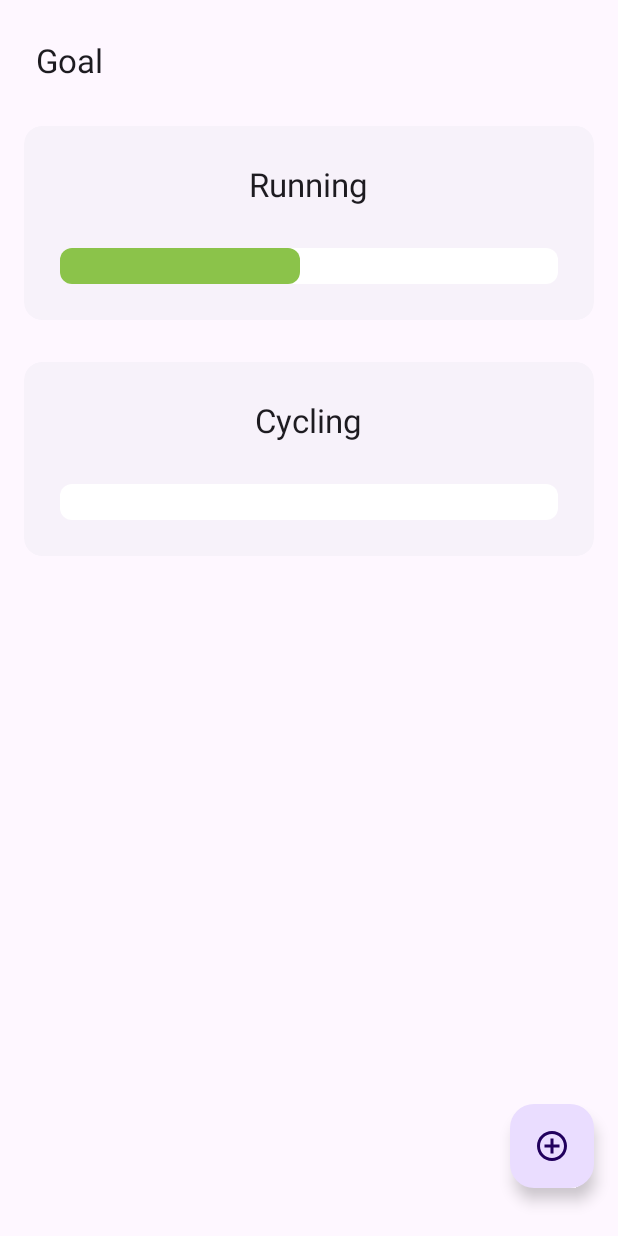
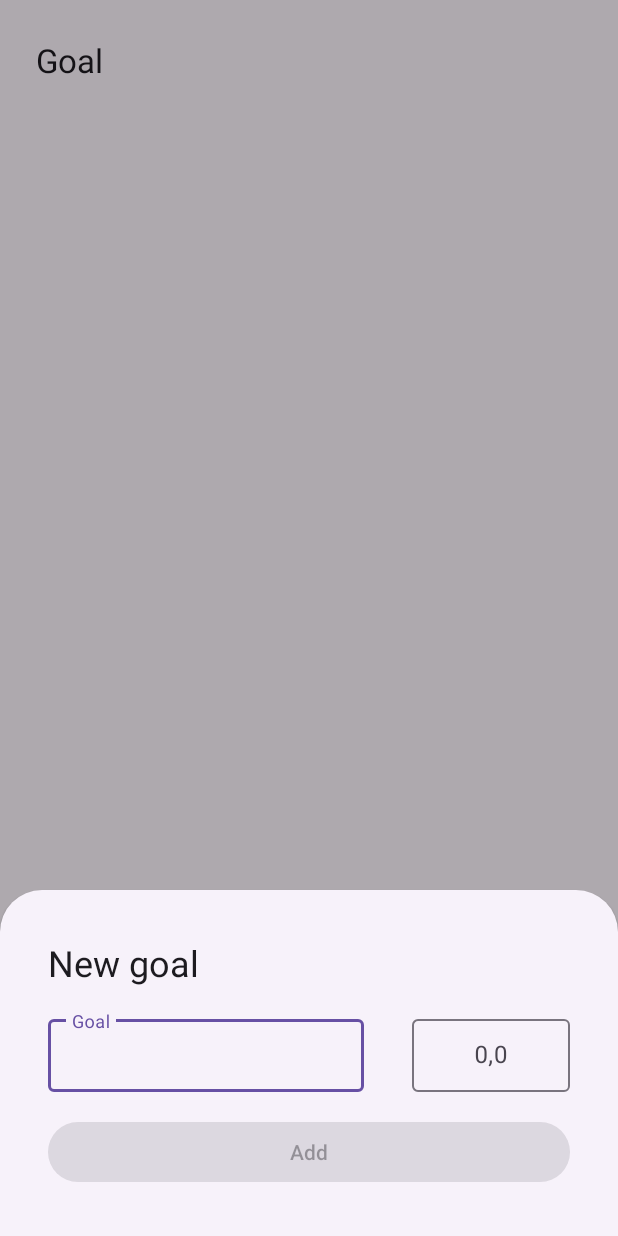
Before and after one commit to mike1shef/Goal, an Android app: the screen it shows after launch (MainActivity), after a tap on an icon or button, on a phone screen of 412 x 824 dp. Run offline under Robolectric (Android 15) with nearby library versions, the phone set to English and light mode, and no system bars; our stand-ins replace navigation-ui.

Commit message:
Add new Goal implementation

```diff
--- /dev/null
+++ b/app/src/main/java/com/msha/goal/AddGoalFragment.kt
@@ -0,0 +1,66 @@
+package com.msha.goal
+
+import android.os.Bundle
+import android.view.LayoutInflater
+import android.view.View
+import android.view.ViewGroup
+import android.widget.EditText
+import android.widget.Toast
+import androidx.core.widget.doOnTextChanged
+import androidx.lifecycle.ViewModelProvider
+import com.google.android.material.bottomsheet.BottomSheetDialogFragment
+import com.msha.goal.databinding.FragmentAddGoalBinding
+
+class AddGoalFragment : BottomSheetDialogFragment() {
+    private var _binding : FragmentAddGoalBinding? = null
+    private val binding get() = _binding!!
+    override fun onCreateView(
+        inflater: LayoutInflater, container: ViewGroup?,
+        savedInstanceState: Bundle?
+    ): View {
+        _binding = FragmentAddGoalBinding.inflate(inflater,container, false)
+        val vm = ViewModelProvider(requireActivity())[MainViewModel::class.java]
+
+        val goalNameText = binding.editGoalName.editText
+        val goalNumberText = binding.editTargetValue.editText
+        val saveButton = binding.saveButton.apply {
+            this.isEnabled = false
+        }
+
+        goalNameText?.doOnTextChanged { _, _, _, _ ->
+            saveButton.isEnabled = validateInput(goalNameText, goalNumberText)
+        }
+
+        goalNumberText?.doOnTextChanged { _, _, _, _ ->
+            saveButton.isEnabled = validateInput(goalNameText, goalNumberText)
+        }
+
+
+        binding.saveButton.setOnClickListener {
+            val text= goalNameText?.text?.toString()
+            val target = goalNumberText?.text.toString().toDoubleOrNull()
+
+            if (target != null){
+                vm.addHabit(text!!,target)
+            } else {
+                Toast.makeText(context, "Enter target", Toast.LENGTH_SHORT).show()
+            }
+            dismiss()
+        }
+
+
+        return binding.root
+    }
+
+    private fun validateInput(goalNameEditText: EditText?, goalNumberEditText: EditText?): Boolean {
+        val name = goalNameEditText?.text.toString()
+        val target = goalNumberEditText?.text.toString().toDoubleOrNull()
+
+        return name.isNotBlank() && target != null
+    }
+
+    override fun onDestroyView() {
+        super.onDestroyView()
+        _binding = null
+    }
+}
--- a/app/src/main/java/com/msha/goal/HomeFragment.kt
+++ b/app/src/main/java/com/msha/goal/HomeFragment.kt
@@ -5,6 +5,10 @@ import androidx.fragment.app.Fragment
 import android.view.LayoutInflater
 import android.view.View
 import android.view.ViewGroup
+import androidx.lifecycle.Observer
+import androidx.lifecycle.ViewModelProvider
+import androidx.navigation.findNavController
+import androidx.navigation.fragment.findNavController
 import androidx.recyclerview.widget.LinearLayoutManager
 import com.msha.goal.databinding.FragmentHabbitDetailsFragmentBinding
 import com.msha.goal.databinding.FragmentHomeBinding
@@ -19,14 +23,9 @@ class HomeFragment : Fragment() {
         savedInstanceState: Bundle?
     ): View {
         _binding = FragmentHomeBinding.inflate(inflater,container, false)
-
-        val goalsList = listOf(
-            Goal("Running", target = 100.0, progress = 48.0),
-            Goal("Cycling", target = 125.0),
-        )
-
+        val vm = ViewModelProvider(requireActivity())[MainViewModel::class.java]
         val adapter = RecyclerAdapter() {
-
+            findNavController().navigate(R.id.action_homeFragment_to_habitDetailsFragment)
         }
 
         binding.recyclerView.adapter = adapter
@@ -34,10 +33,9 @@ class HomeFragment : Fragment() {
             layoutManager = LinearLayoutManager(context)
         }
 
-        adapter.submitList(goalsList)
-
-
-
+        vm.habitList.observe(viewLifecycleOwner, Observer {
+            adapter.submitList(it)
+        })
 
         return binding.root
 
--- a/app/src/main/java/com/msha/goal/MainActivity.kt
+++ b/app/src/main/java/com/msha/goal/MainActivity.kt
@@ -2,19 +2,25 @@ package com.msha.goal
 
 import android.os.Bundle
 import android.widget.Toast
+import androidx.activity.viewModels
 import androidx.appcompat.app.AppCompatActivity
+import androidx.lifecycle.ViewModelProvider
 import androidx.navigation.fragment.NavHostFragment
+import androidx.navigation.fragment.findNavController
 import androidx.navigation.ui.AppBarConfiguration
 import androidx.navigation.ui.setupWithNavController
 import com.msha.goal.databinding.ActivityMainBinding
 
 class MainActivity : AppCompatActivity() {
     private lateinit var binding: ActivityMainBinding
+    private lateinit var viewModel: MainViewModel
 
     override fun onCreate(savedInstanceState: Bundle?) {
         super.onCreate(savedInstanceState)
         binding = ActivityMainBinding.inflate(layoutInflater)
         val view = binding.root
+        viewModel = ViewModelProvider(this)[MainViewModel::class.java]
+
         setSupportActionBar(binding.toolbar)
         setContentView(view)
 
@@ -24,9 +30,8 @@ class MainActivity : AppCompatActivity() {
         val appBarConfiguration = builder.build()
         binding.toolbar.setupWithNavController(navController, appBarConfiguration)
 
-
         binding.floatingButton.setOnClickListener {
-            Toast.makeText(this, "Enter number", Toast.LENGTH_SHORT).show()
+            AddGoalFragment().show(supportFragmentManager, "Add goal")
         }
     }
 }
--- /dev/null
+++ b/app/src/main/java/com/msha/goal/MainViewModel.kt
@@ -0,0 +1,22 @@
+package com.msha.goal
+
+import androidx.lifecycle.MutableLiveData
+import androidx.lifecycle.ViewModel
+
+class MainViewModel : ViewModel() {
+    val habitList: MutableLiveData<List<Goal>> by lazy{
+        MutableLiveData<List<Goal>>(mutableListOf())
+    }
+
+    fun addHabit(name : String, target: Double){
+        val goal = Goal(name,target = target)
+        val updatedList = habitList.value?.toMutableList()
+        updatedList?.add(goal)
+        habitList.value = updatedList
+    }
+    fun getGoalByName(name: String): Goal? {
+        return  habitList.value?.find {
+            it.name == name
+        }
+    }
+}
--- /dev/null
+++ b/app/src/main/res/layout/fragment_add_goal.xml
@@ -0,0 +1,73 @@
+<?xml version="1.0" encoding="utf-8"?>
+<LinearLayout
+    xmlns:android="http://schemas.android.com/apk/res/android"
+    xmlns:tools="http://schemas.android.com/tools"
+    android:layout_width="match_parent"
+    android:layout_height="wrap_content"
+    style="@style/MaterialAlertDialog.Material3"
+    xmlns:app="http://schemas.android.com/apk/res-auto"
+    android:padding="32dp"
+    android:orientation="vertical"
+    tools:context=".AddGoalFragment">
+
+    <TextView
+        android:layout_width="match_parent"
+        android:layout_height="wrap_content"
+        android:text="New goal"
+        style="@style/MaterialAlertDialog.Material3.Title.Text"/>
+
+
+    <LinearLayout
+        android:layout_width="match_parent"
+        android:layout_height="wrap_content"
+        android:layout_marginVertical="16dp"
+        android:orientation="horizontal">
+
+    <com.google.android.material.textfield.TextInputLayout
+        android:id="@+id/edit_goal_name"
+        style="@style/Widget.Material3.TextInputLayout.OutlinedBox.Dense"
+        android:layout_height="wrap_content"
+        android:layout_gravity="center_vertical"
+        android:layout_width="0dp"
+        android:layout_weight="0.5"
+        android:layout_marginEnd="32dp"
+
+        app:endIconMode="clear_text">
+
+        <com.google.android.material.textfield.TextInputEditText
+            android:layout_height="wrap_content"
+            android:layout_gravity="center_vertical"
+            android:layout_width="match_parent"
+            android:inputType="text"
+            android:hint="Goal"/>
+    </com.google.android.material.textfield.TextInputLayout>
+
+    <com.google.android.material.textfield.TextInputLayout
+        android:id="@+id/edit_target_value"
+        android:layout_gravity="center_vertical"
+        android:layout_height="wrap_content"
+        android:layout_width="0dp"
+        android:layout_weight="0.25"
+        app:endIconMode="clear_text"
+        style="@style/Widget.Material3.TextInputLayout.OutlinedBox.Dense">
+
+        <com.google.android.material.textfield.TextInputEditText
+            android:layout_gravity="center_vertical"
+            android:layout_width="match_parent"
+            android:layout_height="wrap_content"
+            android:inputType="numberDecimal"
+            android:gravity="center"
+            android:hint="0,0" />
+    </com.google.android.material.textfield.TextInputLayout>
+
+    </LinearLayout>
+
+    <Button
+        android:id="@+id/save_button"
+        style="@style/Widget.Material3.Button.ElevatedButton"
+        android:layout_width="match_parent"
+        android:layout_height="wrap_content"
+        android:layout_gravity="center_horizontal"
+        android:text="Add"/>
+
+</LinearLayout>
--- a/app/src/main/res/navigation/navigation_graph.xml
+++ b/app/src/main/res/navigation/navigation_graph.xml
@@ -8,7 +8,7 @@
     <fragment
         android:id="@+id/homeFragment"
         android:name="com.msha.goal.HomeFragment"
-        android:label="fragment_home"
+        android:label="Goal"
         tools:layout="@layout/fragment_home" >
         <action
             android:id="@+id/action_homeFragment_to_habitDetailsFragment"
@@ -17,6 +17,11 @@
     <fragment
         android:id="@+id/habitDetailsFragment"
         android:name="com.msha.goal.HabitDetailsFragment"
-        android:label="fragment_habbit_details_fragment"
+        android:label="Details"
         tools:layout="@layout/fragment_habbit_details_fragment" />
+    <dialog
+        android:id="@+id/addGoalFragment"
+        android:name="com.msha.goal.AddGoalFragment"
+        android:label="fragment_add_goal"
+        tools:layout="@layout/fragment_add_goal" />
 </navigation>
```
